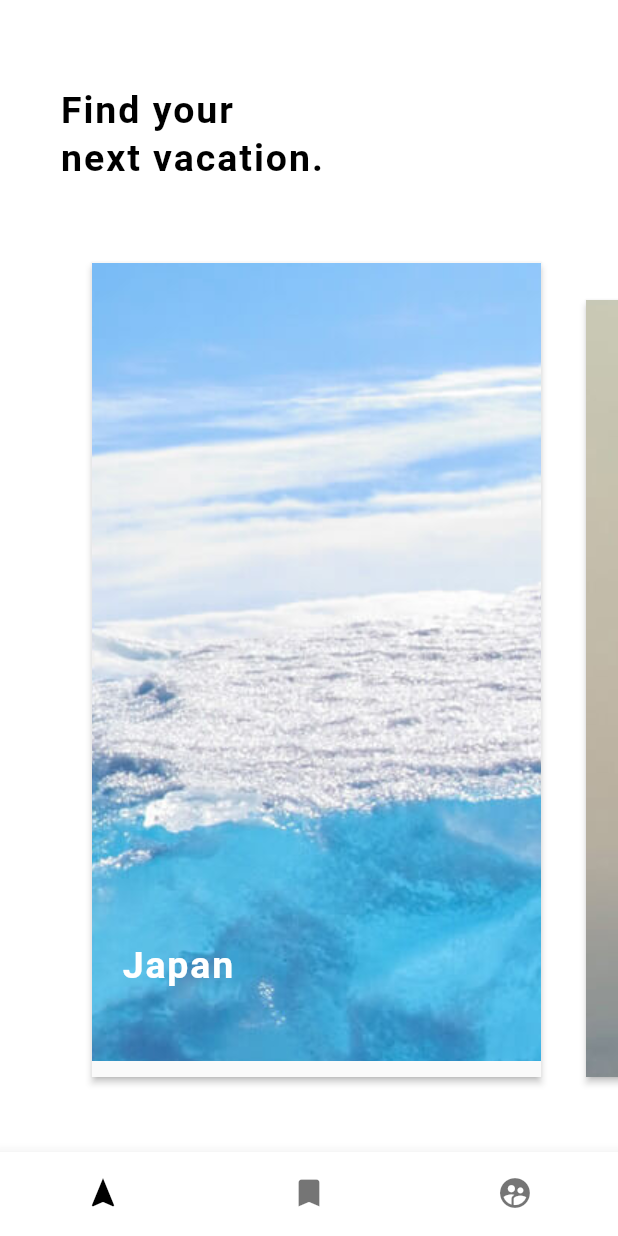
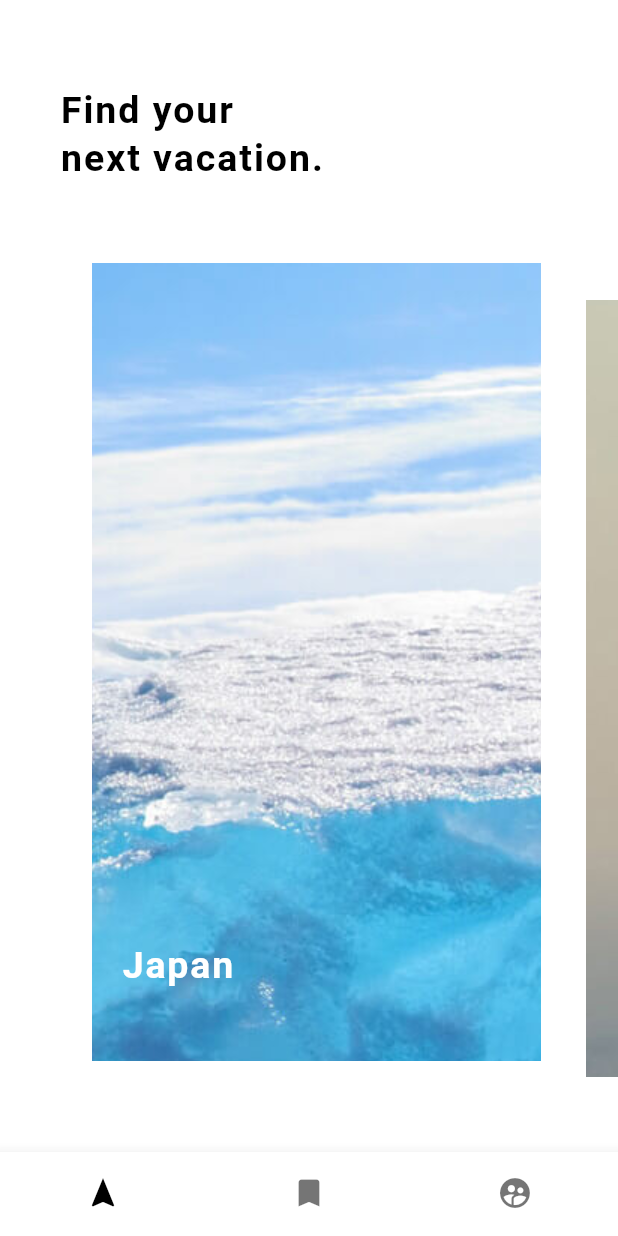
Before and after one commit to jiang111/flutter_code, a Flutter app: the screen it shows after launch, after a tap on "PageView Transform的使用", on a phone screen of 412 x 824 dp. Run offline on Flutter 3.47's test engine with Material 2 defaults, Android fonts, the phone set to English and light mode, and no system bars.

Commit message:
适配web端

```diff
--- a/lib/transform/home_page.dart
+++ b/lib/transform/home_page.dart
@@ -125,8 +125,6 @@ class _PageViewWidgetState extends State<PageViewWidget> {
               )
               ..rotateY(angle),
             alignment: Alignment.center,
-            child: Material(
-              elevation: 2,
             child: Stack(
               children: <Widget>[
                 Image.asset(
@@ -157,7 +155,6 @@ class _PageViewWidgetState extends State<PageViewWidget> {
               ],
             ),
           ),
-          ),
         );
       },
       itemCount: _list.length,
```
Lines whose indentation alone changed are shown as unchanged.
